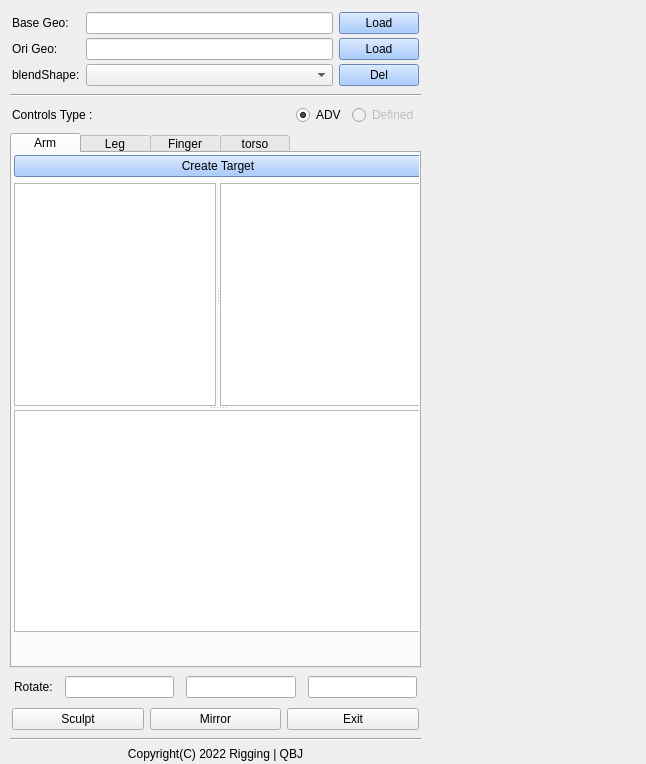
lzxgt123/correctiveBS_Tool, file ui/correctiveTool_v1.0_02.ui: the form before one commit.
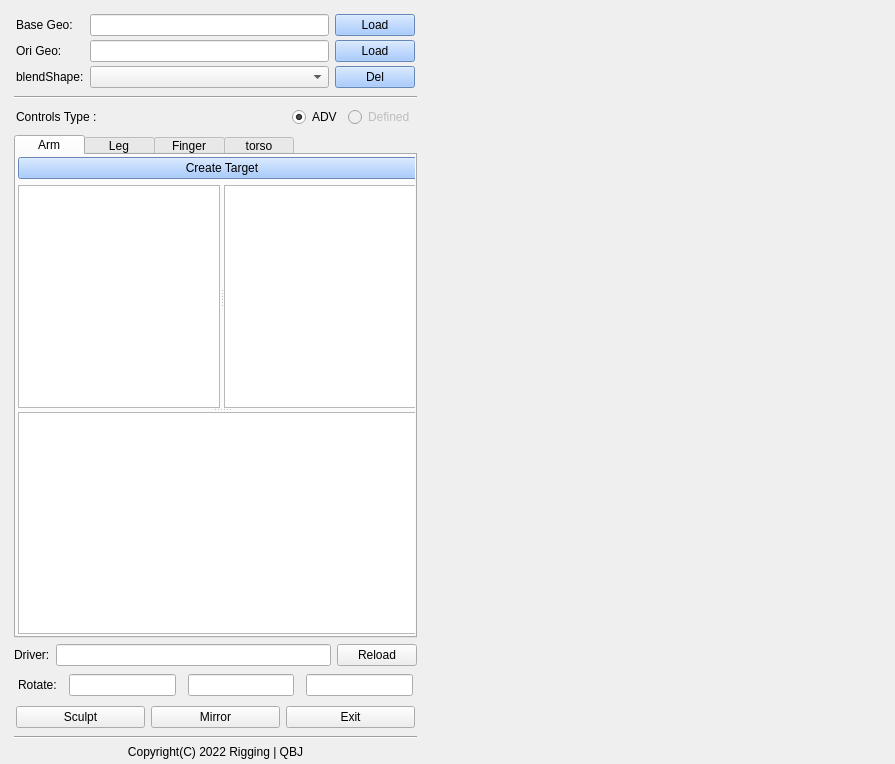
The form after the commit.

Commit message: Functon:     更改添加listWidget01中item的逻辑，现在是默认添加     更改create按钮创建逻辑，点击创建target     点击listWidget01中item：         可获取到Driver数值         检测bsNode下，是否有对应命名的target，如果有，加载到ListWidget_02中 Gui:     添加Driver lineEdit     用pymel简化弹窗提示

The edit to the form file:
```diff
--- a/ui/correctiveTool_v1.0_02.ui
+++ b/ui/correctiveTool_v1.0_02.ui
@@ -9,7 +9,7 @@
    <rect>
     <x>0</x>
     <y>0</y>
-    <width>646</width>
+    <width>895</width>
     <height>764</height>
    </rect>
   </property>
@@ -27,16 +27,16 @@
    </property>
    <layout class="QVBoxLayout" name="verticalLayout_5">
     <property name="leftMargin">
-     <number>0</number>
+     <number>4</number>
     </property>
     <property name="topMargin">
-     <number>0</number>
+     <number>2</number>
     </property>
     <property name="rightMargin">
-     <number>0</number>
+     <number>4</number>
     </property>
     <property name="bottomMargin">
-     <number>0</number>
+     <number>2</number>
     </property>
     <item>
      <layout class="QGridLayout" name="gridLayout">
@@ -455,6 +455,27 @@
       </widget>
      </widget>
     </item>
+    <item>
+     <layout class="QHBoxLayout" name="horizontalLayout_3">
+      <item>
+       <widget class="QLabel" name="label_2">
+        <property name="text">
+         <string>Driver:</string>
+        </property>
+       </widget>
+      </item>
+      <item>
+       <widget class="QLineEdit" name="lineEdit_4"/>
+      </item>
+      <item>
+       <widget class="QPushButton" name="pushButton">
+        <property name="text">
+         <string>Reload</string>
+        </property>
+       </widget>
+      </item>
+     </layout>
+    </item>
     <item>
      <layout class="QHBoxLayout" name="horizontalLayout_6">
       <property name="spacing">
```
The commit also changes 3 other files.
